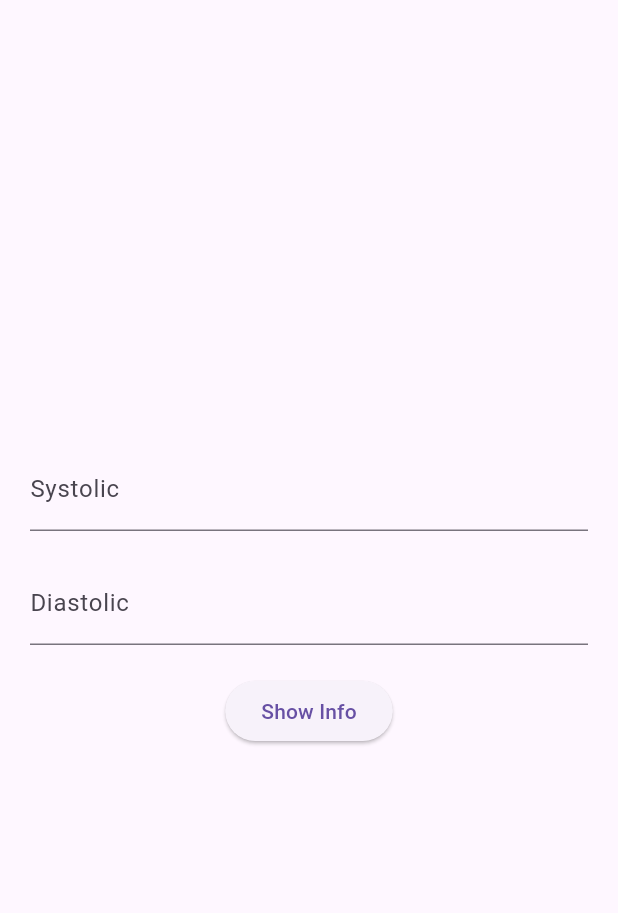
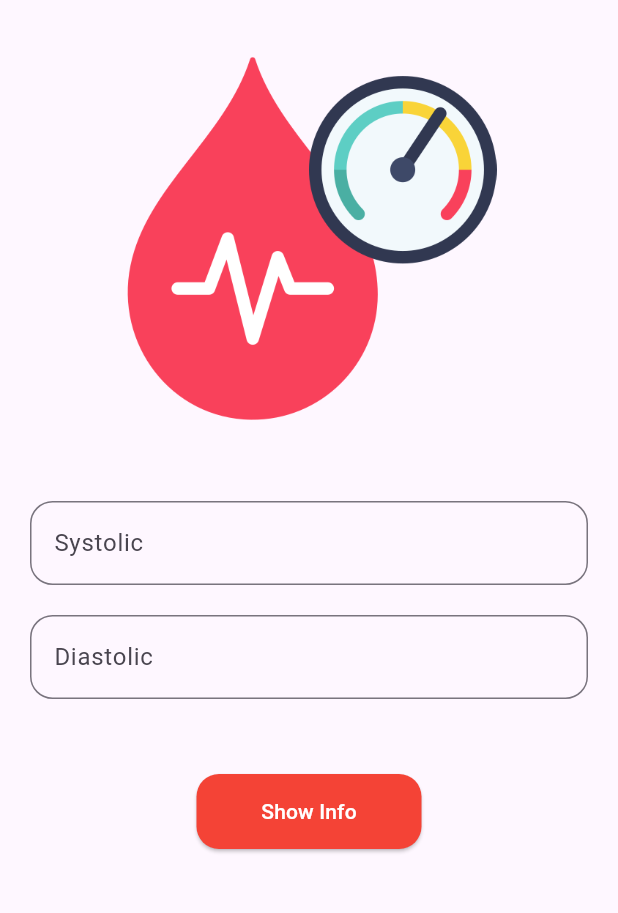
Before and after one commit to Thameera08/Blood-pressure-monitor, a Flutter app: the screen it shows after launch, on a phone screen of 412 x 824 dp, the part 63-976 px from its top. Run offline on Flutter 3.47's test engine with Material 3 defaults, Android fonts, the phone set to English and light mode, and no system bars; our stand-ins replace gap.

Commit message:
home page edit

```diff
--- a/lib/home.dart
+++ b/lib/home.dart
@@ -1,7 +1,8 @@
-// ignore_for_file: prefer_const_constructors
+// ignore_for_file: prefer_const_constructors, sort_child_properties_last
 
 import 'package:blood_pressure/infopage.dart';
 import 'package:flutter/material.dart';
+import 'package:gap/gap.dart';
 
 class HomeScreen extends StatefulWidget {
   const HomeScreen({super.key});
@@ -48,8 +49,7 @@ class _HomeScreenState extends State<HomeScreen> {
 
   @override
   Widget build(BuildContext context) {
-    return
-    Scaffold(
+    return Scaffold(
       appBar: AppBar(
         title: Text(
           'Blood Pressure Input Page',
@@ -59,28 +59,52 @@ class _HomeScreenState extends State<HomeScreen> {
         ),
         centerTitle: true,
       ),
-      body: Padding(
+      body: SingleChildScrollView(
+        child: Padding(
           padding: EdgeInsets.all(20.0),
           child: Column(
             mainAxisAlignment: MainAxisAlignment.center,
             children: [
+              Image.asset(
+                "assets/images/bp.png",
+                width: 250,
+              ),
+              Gap(50),
               TextField(
                 controller: systolicController,
                 keyboardType: TextInputType.number,
-              decoration: InputDecoration(labelText: 'Systolic'),
+                decoration: InputDecoration(
+                    labelText: 'Systolic',
+                    border: OutlineInputBorder(
+                        borderRadius: BorderRadius.circular(15.0))),
               ),
               SizedBox(height: 20),
               TextField(
                 controller: diastolicController,
                 keyboardType: TextInputType.number,
-              decoration: InputDecoration(labelText: 'Diastolic'),
+                decoration: InputDecoration(
+                    labelText: 'Diastolic',
+                    border: OutlineInputBorder(
+                        borderRadius: BorderRadius.circular(15.0))),
               ),
-            SizedBox(height: 20),
+              Gap(50),
               ElevatedButton(
                 onPressed: _validateAndNavigate,
-              child: Text('Show Info'),
+                child: Text(
+                  'Show Info',
+                  style: TextStyle(
+                    color: Colors.white,
+                  ),
+                ),
+                style: ElevatedButton.styleFrom(
+                    backgroundColor: Colors.red,
+                    shape: RoundedRectangleBorder(
+                      borderRadius: BorderRadius.circular(15.0),
+                    ),
+                    minimumSize: Size(150, 50)),
               ),
             ],
+          ),
         ),
       ),
     );
--- a/lib/infopage.dart
+++ b/lib/infopage.dart
@@ -51,16 +51,25 @@ class InformationScreen extends StatelessWidget {
               children: [
                 Text(
                   'Systolic: ${inputData['systolic']}',
-                  style: TextStyle(fontSize: 18.0),
+                  style: TextStyle(
+                    fontSize: 18.0,
+                    fontWeight: FontWeight.bold,
+                  ),
                 ),
                 Text(
                   'Diastolic: ${inputData['diastolic']}',
-                  style: TextStyle(fontSize: 18.0),
+                  style: TextStyle(
+                    fontSize: 18.0,
+                    fontWeight: FontWeight.bold,
+                  ),
                 ),
                 SizedBox(height: 20),
                 Text(
                   'Category: $category',
-                  style: TextStyle(fontSize: 24.0, fontWeight: FontWeight.bold),
+                  style: TextStyle(
+                    fontSize: 24.0,
+                    fontWeight: FontWeight.bold,
+                  ),
                 ),
               ],
             ),
```
Also changed, not shown: pubspec.yaml (+6 -2 lines), assets/images/bp.png (added), pubspec.lock. Lines whose indentation alone changed are shown as unchanged.
